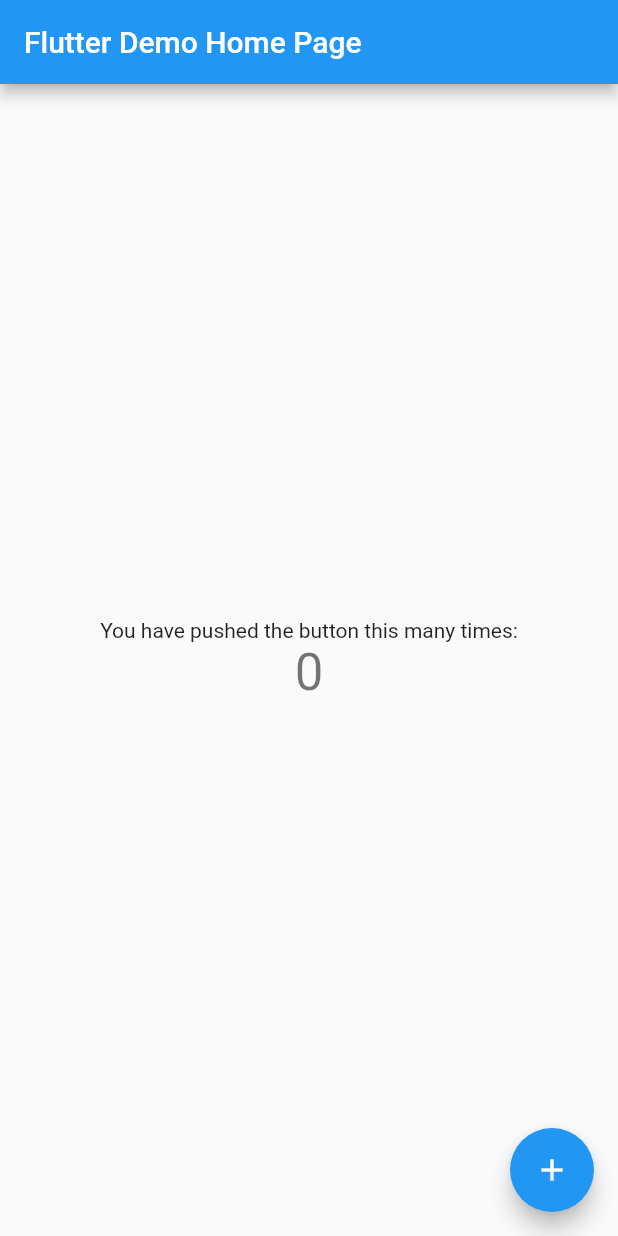
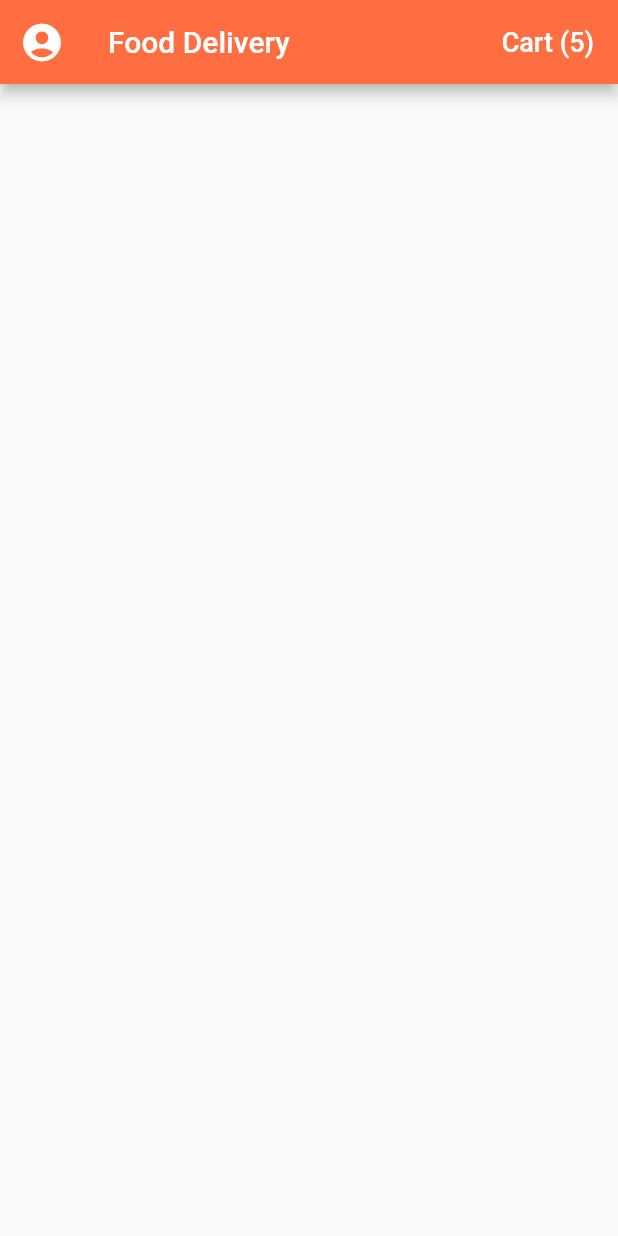
Before and after one commit to raj-vora/food_delivery_ui, a Flutter app: the screen it shows after launch, on a phone screen of 412 x 824 dp. Run offline on Flutter 3.47's test engine with Material 2 defaults, Android fonts, the phone set to English and light mode, and no system bars.

Commit message:
home_screen: add appbar

```diff
--- a/lib/main.dart
+++ b/lib/main.dart
@@ -1,4 +1,5 @@
 import 'package:flutter/material.dart';
+import 'package:food_delivery_ui_flutter/screens/home_screen.dart';
 
 void main() => runApp(MyApp());
 
@@ -7,96 +8,13 @@ class MyApp extends StatelessWidget {
   @override
   Widget build(BuildContext context) {
     return MaterialApp(
-      title: 'Flutter Demo',
+      title: 'Food Delivery UI',
+      debugShowCheckedModeBanner: false,
       theme: ThemeData(
-        primarySwatch: Colors.blue,
+        scaffoldBackgroundColor: Colors.grey[50],
+        primaryColor: Colors.deepOrangeAccent,
       ),
-      home: MyHomePage(title: 'Flutter Demo Home Page'),
+      home: HomeScreen(),
     );
   }
 }
-
-class MyHomePage extends StatefulWidget {
-  MyHomePage({Key key, this.title}) : super(key: key);
-
-  // This widget is the home page of your application. It is stateful, meaning
-  // that it has a State object (defined below) that contains fields that affect
-  // how it looks.
-
-  // This class is the configuration for the state. It holds the values (in this
-  // case the title) provided by the parent (in this case the App widget) and
-  // used by the build method of the State. Fields in a Widget subclass are
-  // always marked "final".
-
-  final String title;
-
-  @override
-  _MyHomePageState createState() => _MyHomePageState();
-}
-
-class _MyHomePageState extends State<MyHomePage> {
-  int _counter = 0;
-
-  void _incrementCounter() {
-    setState(() {
-      // This call to setState tells the Flutter framework that something has
-      // changed in this State, which causes it to rerun the build method below
-      // so that the display can reflect the updated values. If we changed
-      // _counter without calling setState(), then the build method would not be
-      // called again, and so nothing would appear to happen.
-      _counter++;
-    });
-  }
-
-  @override
-  Widget build(BuildContext context) {
-    // This method is rerun every time setState is called, for instance as done
-    // by the _incrementCounter method above.
-    //
-    // The Flutter framework has been optimized to make rerunning build methods
-    // fast, so that you can just rebuild anything that needs updating rather
-    // than having to individually change instances of widgets.
-    return Scaffold(
-      appBar: AppBar(
-        // Here we take the value from the MyHomePage object that was created by
-        // the App.build method, and use it to set our appbar title.
-        title: Text(widget.title),
-      ),
-      body: Center(
-        // Center is a layout widget. It takes a single child and positions it
-        // in the middle of the parent.
-        child: Column(
-          // Column is also a layout widget. It takes a list of children and
-          // arranges them vertically. By default, it sizes itself to fit its
-          // children horizontally, and tries to be as tall as its parent.
-          //
-          // Invoke "debug painting" (press "p" in the console, choose the
-          // "Toggle Debug Paint" action from the Flutter Inspector in Android
-          // Studio, or the "Toggle Debug Paint" command in Visual Studio Code)
-          // to see the wireframe for each widget.
-          //
-          // Column has various properties to control how it sizes itself and
-          // how it positions its children. Here we use mainAxisAlignment to
-          // center the children vertically; the main axis here is the vertical
-          // axis because Columns are vertical (the cross axis would be
-          // horizontal).
-          mainAxisAlignment: MainAxisAlignment.center,
-          children: <Widget>[
-            Text(
-              'You have pushed the button this many times:',
-            ),
-            Text(
-              '$_counter',
-              style: Theme.of(context).textTheme.display1,
-            ),
-          ],
-        ),
-      ),
-      floatingActionButton: FloatingActionButton(
-        onPressed: _incrementCounter,
-        tooltip: 'Increment',
-        child: Icon(Icons.add),
-      ), // This trailing comma makes auto-formatting nicer for build methods.
-    );
-  }
-}
--- /dev/null
+++ b/lib/screens/home_screen.dart
@@ -0,0 +1,37 @@
+import 'package:flutter/material.dart';
+import 'package:food_delivery_ui_flutter/data/data.dart';
+
+class HomeScreen extends StatefulWidget {
+  @override
+  _HomeScreenState createState() => _HomeScreenState();
+}
+
+class _HomeScreenState extends State<HomeScreen> {
+  @override
+  Widget build(BuildContext context) {
+    return Scaffold(
+      appBar: AppBar(
+        title: Text('Food Delivery'),
+        leading: IconButton(
+          icon: Icon(
+            Icons.account_circle,
+          ),
+          iconSize: 30.0,
+          onPressed: () {},
+        ),
+        actions: [
+          FlatButton(
+            onPressed: () {},
+            child: Text(
+              'Cart (${currentUser.cart.length})',
+              style: TextStyle(
+                color: Colors.white,
+                fontSize: 18.0,
+              ),
+            ),
+          ),
+        ],
+      ),
+    );
+  }
+}
```
